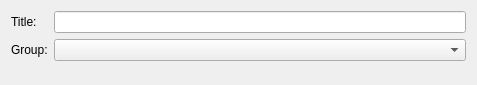
This is data/gui/frm_sett_main.ui in KarolBedkowski/mna as Qt 5 draws it before an edit. The edited form follows.
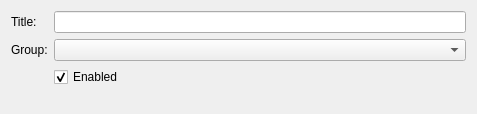
This is the edited form.

Commit message: frm_sett_main: checbox for source.enable property

Patch:
```diff
--- a/data/gui/frm_sett_main.ui
+++ b/data/gui/frm_sett_main.ui
@@ -7,7 +7,7 @@
     <x>0</x>
     <y>0</y>
     <width>477</width>
-    <height>85</height>
+    <height>114</height>
    </rect>
   </property>
   <property name="windowTitle">
@@ -46,6 +46,16 @@
    <item row="1" column="1">
     <widget class="QComboBox" name="c_group"/>
    </item>
+   <item row="6" column="1">
+    <widget class="QCheckBox" name="cb_enabled">
+     <property name="text">
+      <string>Enabled</string>
+     </property>
+     <property name="checked">
+      <bool>true</bool>
+     </property>
+    </widget>
+   </item>
   </layout>
  </widget>
  <resources/>
```
Left out of the diff: 4 changed lines with no effect on the pictures. The commit also changes 1 other file.
